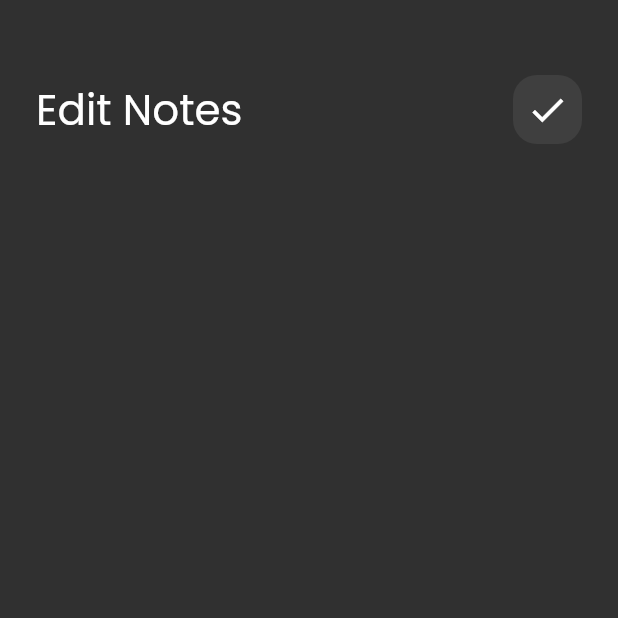
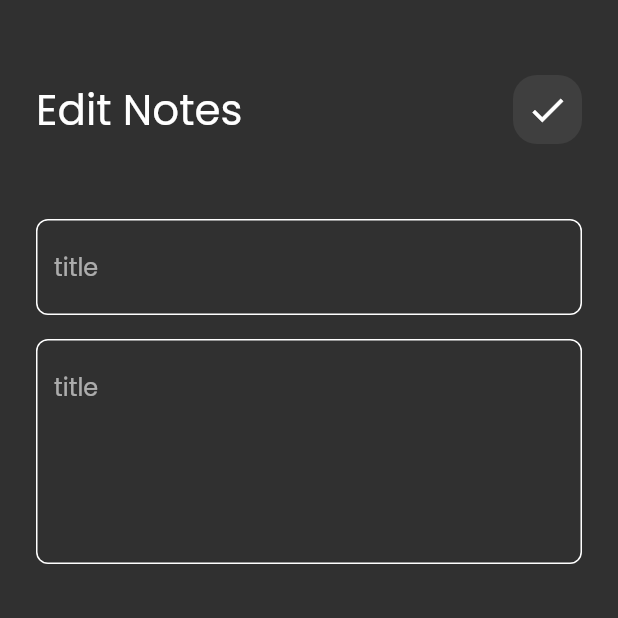
Before and after one commit to Nadersaye/notes_app, a Flutter app: the EditNotesView screen opened directly, on a phone screen of 412 x 824 dp, the top half of it. Run offline on Flutter 3.47's test engine with Material 2 defaults, Android fonts, the phone set to English and light mode, and no system bars; our stand-ins replace font_awesome_flutter.

Commit message:
edit notes view done

```diff
--- a/lib/features/notes feature/presentation/views/widgets/Add note widgets/add_note_bottomsheet.dart
+++ b/lib/features/notes feature/presentation/views/widgets/Add note widgets/add_note_bottomsheet.dart
@@ -23,7 +23,7 @@ class AddNoteBottomSheet extends StatelessWidget {
             ),
             CustomNoteTextFormfield(
               hint: 'content',
-              maxLines: 10,
+              maxLines: 5,
             ),
             SizedBox(
               height: 32,
--- a/lib/features/notes feature/presentation/views/widgets/Edit note widgets/edit_note_view_body.dart
+++ b/lib/features/notes feature/presentation/views/widgets/Edit note widgets/edit_note_view_body.dart
@@ -1,5 +1,6 @@
 import 'package:flutter/material.dart';
 import 'package:notes_app/features/notes%20feature/presentation/views/widgets/custom_appbar.dart';
+import 'package:notes_app/features/notes%20feature/presentation/views/widgets/custom_note_textformfield.dart';
 
 class EditNoteViewBody extends StatelessWidget {
   const EditNoteViewBody({super.key});
@@ -17,6 +18,17 @@ class EditNoteViewBody extends StatelessWidget {
             tiltle: 'Edit Notes',
             icon: Icons.check,
           ),
+          SizedBox(
+            height: 50,
+          ),
+          CustomNoteTextFormfield(hint: 'title'),
+          SizedBox(
+            height: 16,
+          ),
+          CustomNoteTextFormfield(
+            hint: 'title',
+            maxLines: 5,
+          ),
         ],
       ),
     );
```
